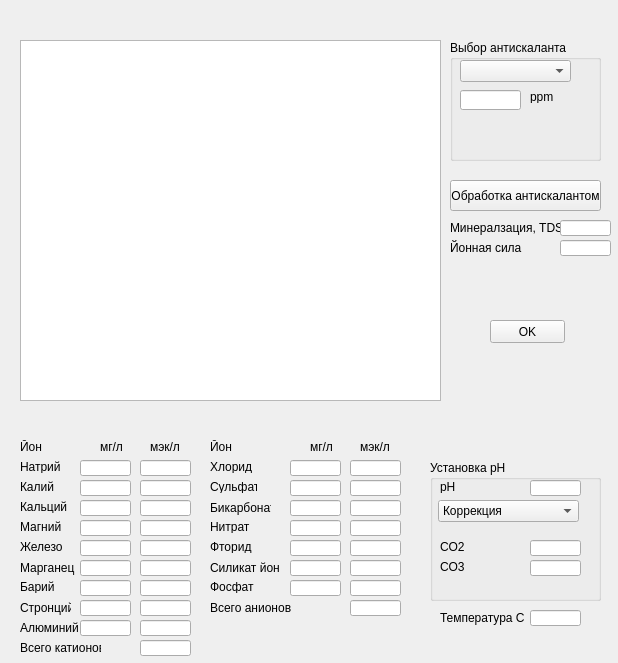
Before: the Qt Designer form Osmos/second.ui in EvgenySavushkin/QtOsmos, drawn with Qt 5.
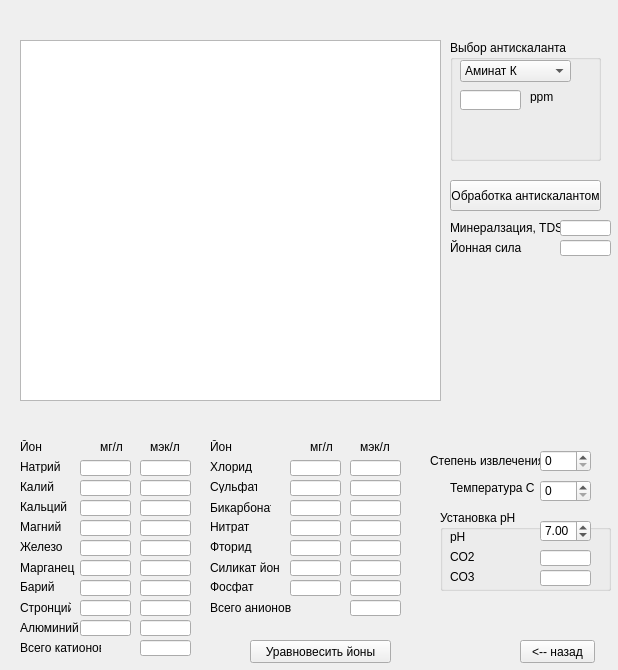
After: the same form once the commit is applied.

What changed in the file:
```diff
--- a/Osmos/second.ui
+++ b/Osmos/second.ui
@@ -7,14 +7,14 @@
     <x>0</x>
     <y>0</y>
     <width>618</width>
-    <height>663</height>
+    <height>670</height>
    </rect>
   </property>
   <widget class="QLabel" name="label_26">
    <property name="geometry">
     <rect>
-     <x>440</x>
-     <y>610</y>
+     <x>450</x>
+     <y>480</y>
      <width>91</width>
      <height>16</height>
     </rect>
@@ -212,14 +212,14 @@
   <widget class="QPushButton" name="pushButton_2">
    <property name="geometry">
     <rect>
-     <x>490</x>
-     <y>320</y>
+     <x>520</x>
+     <y>640</y>
      <width>75</width>
      <height>23</height>
     </rect>
    </property>
    <property name="text">
-    <string>OK</string>
+    <string>&lt;-- назад</string>
    </property>
   </widget>
   <widget class="QLabel" name="label_7">
@@ -349,10 +349,10 @@
   <widget class="QGroupBox" name="groupBox">
    <property name="geometry">
     <rect>
-     <x>430</x>
-     <y>460</y>
+     <x>440</x>
+     <y>510</y>
      <width>171</width>
-     <height>141</height>
+     <height>81</height>
     </rect>
    </property>
    <property name="title">
@@ -371,41 +371,11 @@
      <string>pH</string>
     </property>
    </widget>
-   <widget class="QLineEdit" name="lineEdit_41">
-    <property name="geometry">
-     <rect>
-      <x>100</x>
-      <y>20</y>
-      <width>51</width>
-      <height>16</height>
-     </rect>
-    </property>
-   </widget>
-   <widget class="QComboBox" name="comboBox">
-    <property name="geometry">
-     <rect>
-      <x>8</x>
-      <y>40</y>
-      <width>141</width>
-      <height>22</height>
-     </rect>
-    </property>
-    <item>
-     <property name="text">
-      <string>Коррекция</string>
-     </property>
-    </item>
-    <item>
-     <property name="text">
-      <string>Без коррекции</string>
-     </property>
-    </item>
-   </widget>
    <widget class="QLabel" name="label_30">
     <property name="geometry">
      <rect>
       <x>10</x>
-      <y>100</y>
+      <y>60</y>
       <width>47</width>
       <height>13</height>
      </rect>
@@ -418,7 +388,7 @@
     <property name="geometry">
      <rect>
       <x>10</x>
-      <y>80</y>
+      <y>40</y>
       <width>47</width>
       <height>13</height>
      </rect>
@@ -431,7 +401,7 @@
     <property name="geometry">
      <rect>
       <x>100</x>
-      <y>80</y>
+      <y>40</y>
       <width>51</width>
       <height>16</height>
      </rect>
@@ -444,7 +414,7 @@
     <property name="geometry">
      <rect>
       <x>100</x>
-      <y>100</y>
+      <y>60</y>
       <width>51</width>
       <height>16</height>
      </rect>
@@ -453,6 +423,28 @@
      <bool>true</bool>
     </property>
    </widget>
+   <widget class="QDoubleSpinBox" name="doubleSpinBox">
+    <property name="geometry">
+     <rect>
+      <x>100</x>
+      <y>10</y>
+      <width>51</width>
+      <height>22</height>
+     </rect>
+    </property>
+    <property name="minimum">
+     <double>3.000000000000000</double>
+    </property>
+    <property name="maximum">
+     <double>11.990000000000000</double>
+    </property>
+    <property name="singleStep">
+     <double>0.050000000000000</double>
+    </property>
+    <property name="value">
+     <double>7.000000000000000</double>
+    </property>
+   </widget>
   </widget>
   <widget class="QLabel" name="label_9">
    <property name="geometry">
@@ -595,16 +587,6 @@
     <bool>true</bool>
    </property>
   </widget>
-  <widget class="QLineEdit" name="lineEdit_15">
-   <property name="geometry">
-    <rect>
-     <x>530</x>
-     <y>610</y>
-     <width>51</width>
-     <height>16</height>
-    </rect>
-   </property>
-  </widget>
   <widget class="QLineEdit" name="lineEdit_22">
    <property name="geometry">
     <rect>
@@ -941,6 +923,26 @@
       <height>22</height>
      </rect>
     </property>
+    <item>
+     <property name="text">
+      <string>Аминат К</string>
+     </property>
+    </item>
+    <item>
+     <property name="text">
+      <string>Аминат ОД-1</string>
+     </property>
+    </item>
+    <item>
+     <property name="text">
+      <string>Аметек РО-1</string>
+     </property>
+    </item>
+    <item>
+     <property name="text">
+      <string>Аметек РО-2</string>
+     </property>
+    </item>
    </widget>
    <widget class="QLineEdit" name="lineEdit_12">
     <property name="geometry">
@@ -992,6 +994,52 @@
     <string>Обработка антискалантом</string>
    </property>
   </widget>
+  <widget class="QPushButton" name="pushButton_3">
+   <property name="geometry">
+    <rect>
+     <x>250</x>
+     <y>640</y>
+     <width>141</width>
+     <height>23</height>
+    </rect>
+   </property>
+   <property name="text">
+    <string>Уравновесить йоны</string>
+   </property>
+  </widget>
+  <widget class="QSpinBox" name="spinBox_2">
+   <property name="geometry">
+    <rect>
+     <x>540</x>
+     <y>480</y>
+     <width>51</width>
+     <height>22</height>
+    </rect>
+   </property>
+  </widget>
+  <widget class="QLabel" name="label_31">
+   <property name="geometry">
+    <rect>
+     <x>430</x>
+     <y>450</y>
+     <width>111</width>
+     <height>21</height>
+    </rect>
+   </property>
+   <property name="text">
+    <string>Степень извлечения</string>
+   </property>
+  </widget>
+  <widget class="QSpinBox" name="spinBox_3">
+   <property name="geometry">
+    <rect>
+     <x>540</x>
+     <y>450</y>
+     <width>51</width>
+     <height>22</height>
+    </rect>
+   </property>
+  </widget>
  </widget>
  <resources/>
  <connections/>
```
